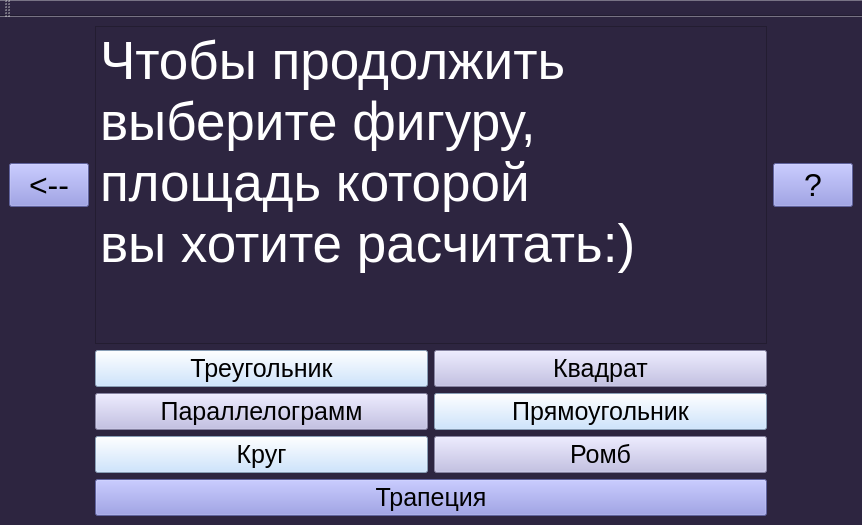
kuushma/calculat, file second.ui: the form before one commit.
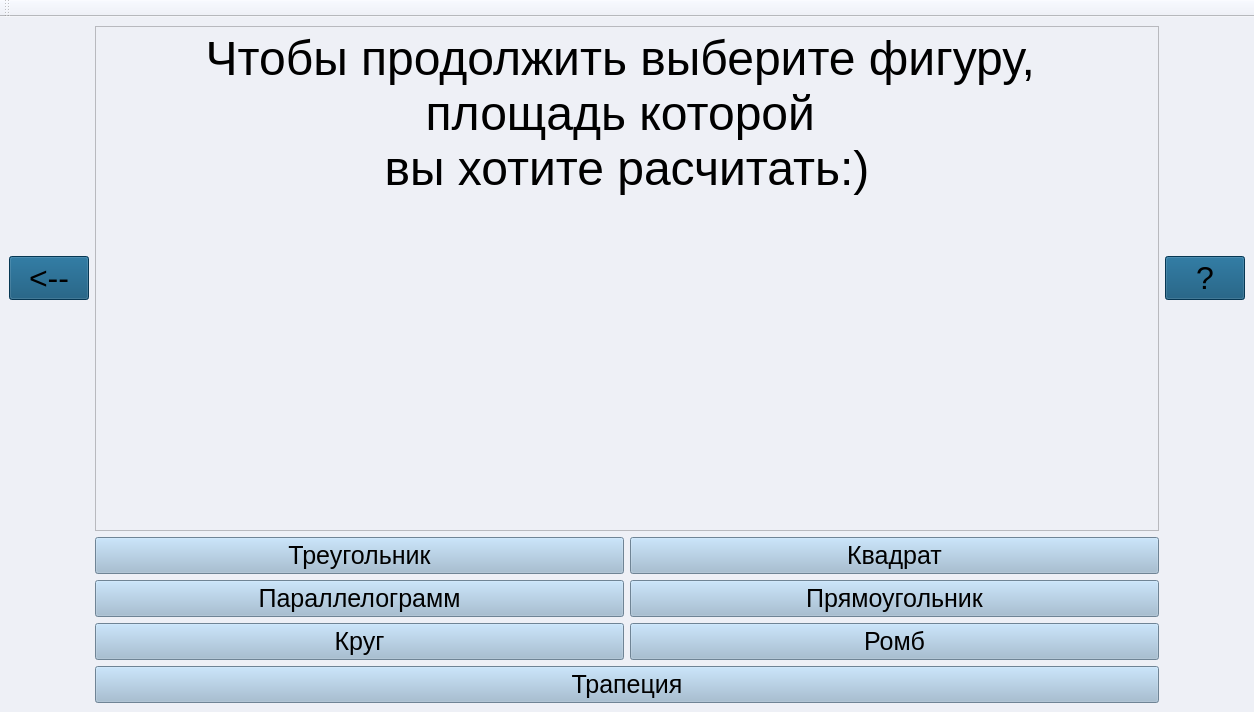
The form after the commit.

The edit to the form file:
```diff
--- a/second.ui
+++ b/second.ui
@@ -6,8 +6,8 @@
    <rect>
     <x>0</x>
     <y>0</y>
-    <width>862</width>
-    <height>525</height>
+    <width>1254</width>
+    <height>712</height>
    </rect>
   </property>
   <property name="font">
@@ -19,7 +19,7 @@
    <string>MainWindow</string>
   </property>
   <property name="styleSheet">
-   <string notr="true">background-color: rgb(45, 37, 64);</string>
+   <string notr="true">background-color: rgb(238, 240, 246)</string>
   </property>
   <widget class="QWidget" name="centralwidget">
    <layout class="QGridLayout" name="gridLayout">
@@ -35,7 +35,7 @@
            </font>
           </property>
           <property name="styleSheet">
-           <string notr="true">background-color: rgb(187, 184, 227);</string>
+           <string notr="true">background-color: rgb(156, 185, 209)</string>
           </property>
           <property name="text">
            <string>Параллелограмм</string>
@@ -50,7 +50,7 @@
            </font>
           </property>
           <property name="styleSheet">
-           <string notr="true">background-color: rgb(191, 221, 255);</string>
+           <string notr="true">background-color: rgb(156, 185, 209)</string>
           </property>
           <property name="text">
            <string>Прямоугольник</string>
@@ -65,7 +65,7 @@
            </font>
           </property>
           <property name="styleSheet">
-           <string notr="true">background-color: rgb(187, 184, 227);</string>
+           <string notr="true">background-color: rgb(156, 185, 209)</string>
           </property>
           <property name="text">
            <string>Квадрат</string>
@@ -83,7 +83,7 @@
            </font>
           </property>
           <property name="styleSheet">
-           <string notr="true">background-color: rgb(191, 221, 255);</string>
+           <string notr="true">background-color: rgb(156, 185, 209)</string>
           </property>
           <property name="text">
            <string>Треугольник</string>
@@ -98,7 +98,7 @@
            </font>
           </property>
           <property name="styleSheet">
-           <string notr="true">background-color: rgb(191, 221, 255);</string>
+           <string notr="true">background-color: rgb(156, 185, 209)</string>
           </property>
           <property name="text">
            <string>Круг</string>
@@ -113,7 +113,7 @@
            </font>
           </property>
           <property name="styleSheet">
-           <string notr="true">background-color: rgb(187, 184, 227);</string>
+           <string notr="true">background-color: rgb(156, 185, 209)</string>
           </property>
           <property name="text">
            <string>Ромб</string>
@@ -132,8 +132,8 @@
        </font>
       </property>
       <property name="styleSheet">
-       <string notr="true">
-background-color: rgb(135, 139, 221);</string>
+       <string notr="true">background-color: rgb(9, 77, 116)
+</string>
       </property>
       <property name="text">
        <string>&lt;--</string>
@@ -148,7 +148,7 @@
        </font>
       </property>
       <property name="styleSheet">
-       <string notr="true">background-color: rgb(135, 139, 221);</string>
+       <string notr="true">background-color: rgb(9, 77, 116)</string>
       </property>
       <property name="text">
        <string>?</string>
@@ -169,10 +169,10 @@
        <string>&lt;!DOCTYPE HTML PUBLIC &quot;-//W3C//DTD HTML 4.0//EN&quot; &quot;http://www.w3.org/TR/REC-html40/strict.dtd&quot;&gt;
 &lt;html&gt;&lt;head&gt;&lt;meta name=&quot;qrichtext&quot; content=&quot;1&quot; /&gt;&lt;style type=&quot;text/css&quot;&gt;
 p, li { white-space: pre-wrap; }
-&lt;/style&gt;&lt;/head&gt;&lt;body style=&quot; font-family:'.AppleSystemUIFont'; font-size:40pt; font-weight:400; font-style:normal;&quot;&gt;
-&lt;p style=&quot; margin-top:0px; margin-bottom:0px; margin-left:0px; margin-right:0px; -qt-block-indent:0; text-indent:0px;&quot;&gt;&lt;span style=&quot; color:#ffffff;&quot;&gt;Чтобы продолжить выберите фигуру, &lt;/span&gt;&lt;/p&gt;
-&lt;p style=&quot; margin-top:0px; margin-bottom:0px; margin-left:0px; margin-right:0px; -qt-block-indent:0; text-indent:0px;&quot;&gt;&lt;span style=&quot; color:#ffffff;&quot;&gt;площадь которой &lt;/span&gt;&lt;/p&gt;
-&lt;p style=&quot; margin-top:0px; margin-bottom:0px; margin-left:0px; margin-right:0px; -qt-block-indent:0; text-indent:0px;&quot;&gt;&lt;span style=&quot; color:#ffffff;&quot;&gt;вы хотите расчитать:)&lt;/span&gt;&lt;/p&gt;&lt;/body&gt;&lt;/html&gt;</string>
+&lt;/style&gt;&lt;/head&gt;&lt;body style=&quot; font-family:'MS Shell Dlg 2'; font-size:40pt; font-weight:400; font-style:normal;&quot;&gt;
+&lt;p align=&quot;center&quot; style=&quot; margin-top:0px; margin-bottom:0px; margin-left:0px; margin-right:0px; -qt-block-indent:0; text-indent:0px;&quot;&gt;&lt;span style=&quot; font-family:'.AppleSystemUIFont'; font-size:36pt; color:#000000;&quot;&gt;Чтобы продолжить выберите фигуру, &lt;/span&gt;&lt;/p&gt;
+&lt;p align=&quot;center&quot; style=&quot; margin-top:0px; margin-bottom:0px; margin-left:0px; margin-right:0px; -qt-block-indent:0; text-indent:0px;&quot;&gt;&lt;span style=&quot; font-family:'.AppleSystemUIFont'; font-size:36pt; color:#000000;&quot;&gt;площадь которой &lt;/span&gt;&lt;/p&gt;
+&lt;p align=&quot;center&quot; style=&quot; margin-top:0px; margin-bottom:0px; margin-left:0px; margin-right:0px; -qt-block-indent:0; text-indent:0px;&quot;&gt;&lt;span style=&quot; font-family:'.AppleSystemUIFont'; font-size:36pt; color:#000000;&quot;&gt;вы хотите расчитать:)&lt;/span&gt;&lt;/p&gt;&lt;/body&gt;&lt;/html&gt;</string>
       </property>
      </widget>
     </item>
@@ -184,7 +184,7 @@
        </font>
       </property>
       <property name="styleSheet">
-       <string notr="true">background-color: rgb(135, 139, 221);</string>
+       <string notr="true">background-color: rgb(156, 185, 209)</string>
       </property>
       <property name="text">
        <string>Трапеция</string>
```
Left out of the diff: 4 changed lines with no effect on the pictures.
